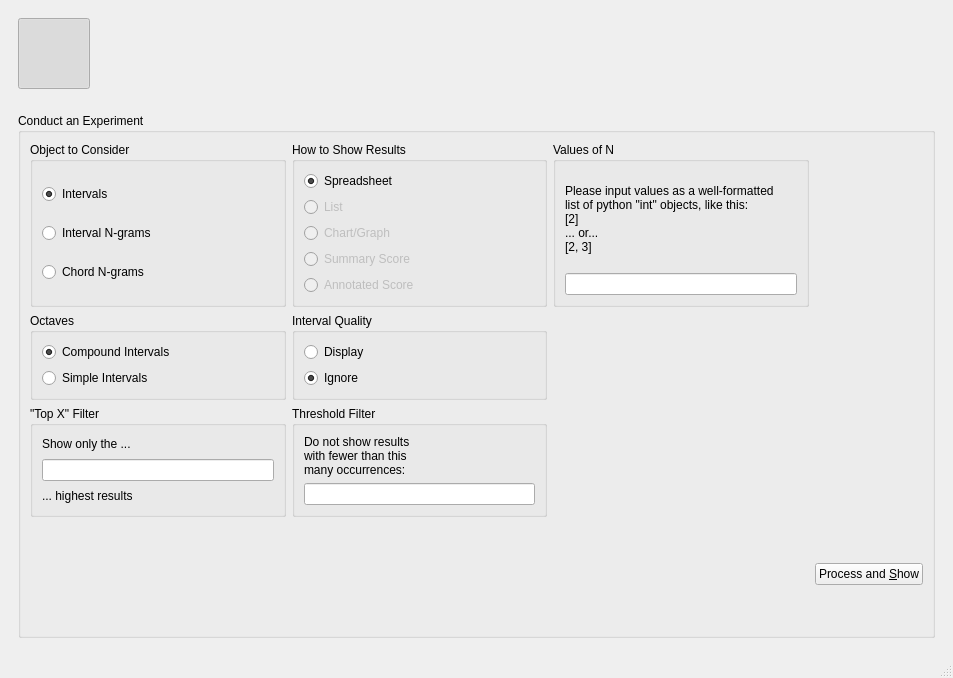
Qt form views/ui/main_window.ui (ELVIS-Project/vis-framework) before a commit.
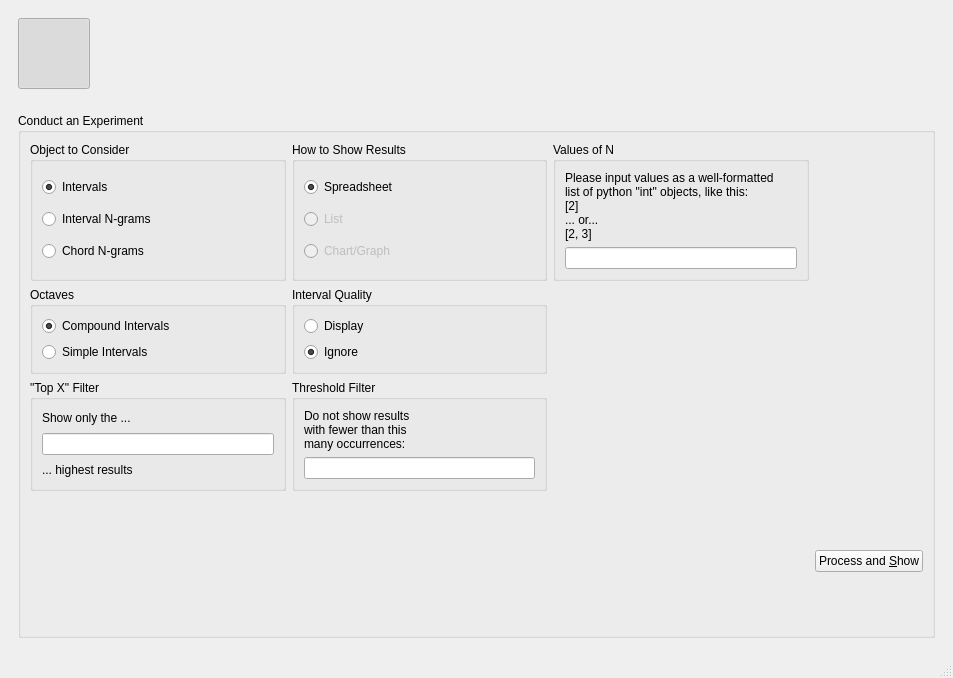
The same form after that commit. Icons and pictures are not drawn.

Commit message: Removed Unused Radio Buttons for LilyPond-formatted Output

Diff of the .ui file:
```diff
--- a/views/ui/main_window.ui
+++ b/views/ui/main_window.ui
@@ -715,26 +715,6 @@
                 </property>
                </widget>
               </item>
-              <item>
-               <widget class="QRadioButton" name="rdo_score">
-                <property name="enabled">
-                 <bool>false</bool>
-                </property>
-                <property name="text">
-                 <string>Summary Score</string>
-                </property>
-               </widget>
-              </item>
-              <item>
-               <widget class="QRadioButton" name="rdo_targeted_score">
-                <property name="enabled">
-                 <bool>false</bool>
-                </property>
-                <property name="text">
-                 <string>Annotated Score</string>
-                </property>
-               </widget>
-              </item>
              </layout>
             </widget>
            </item>
```
